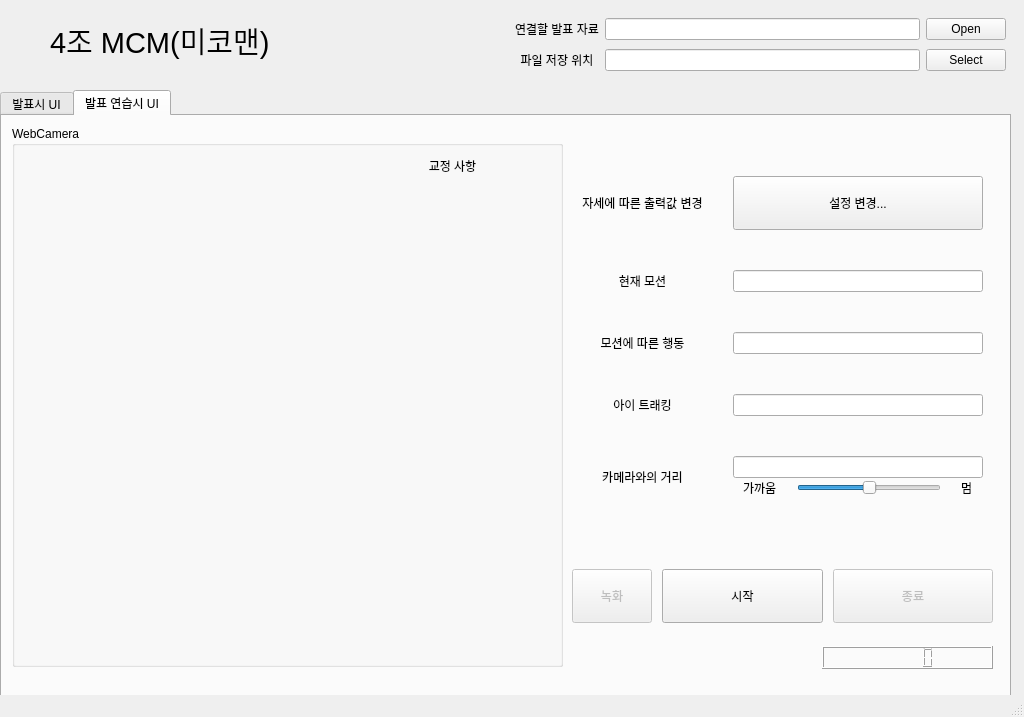
This is untitled.ui in ninanoninano/BitProject_MCM as Qt 5 draws it before an edit. The edited form follows.
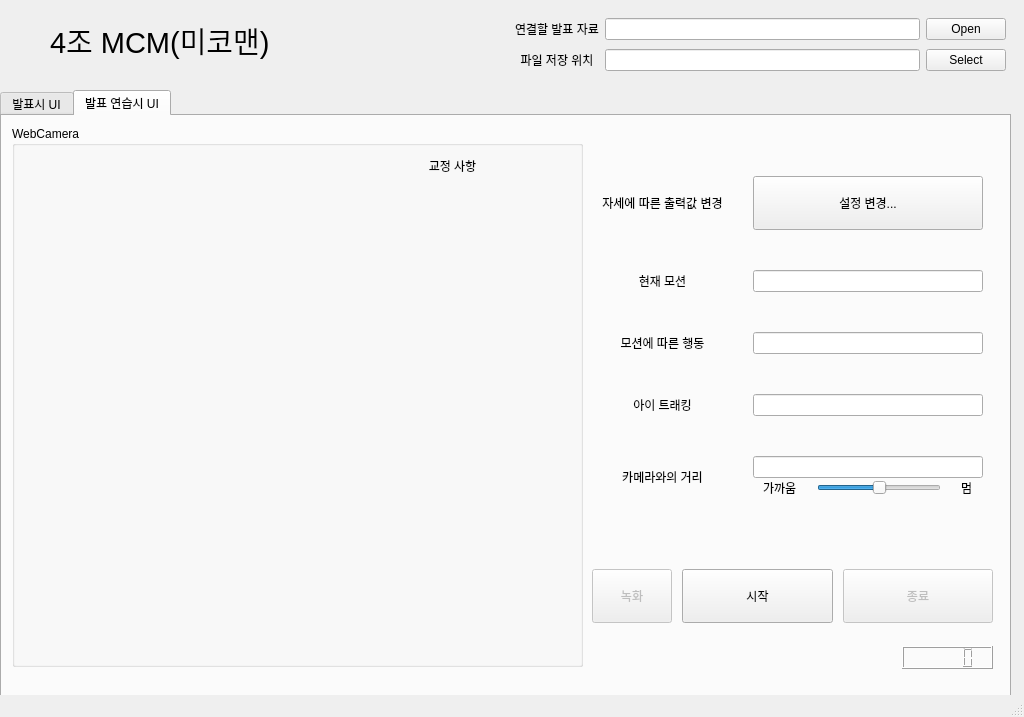
This is the edited form. The open tabs and pages were chosen to show the change.

Patch:
```diff
--- a/untitled.ui
+++ b/untitled.ui
@@ -389,9 +389,9 @@
      <widget class="QWidget" name="gridLayoutWidget_3">
       <property name="geometry">
        <rect>
-        <x>570</x>
+        <x>590</x>
         <y>30</y>
-        <width>421</width>
+        <width>401</width>
         <height>381</height>
        </rect>
       </property>
@@ -571,22 +571,12 @@
        </item>
       </layout>
      </widget>
-     <widget class="QLCDNumber" name="lcdNumber_2">
-      <property name="geometry">
-       <rect>
-        <x>820</x>
-        <y>530</y>
-        <width>171</width>
-        <height>23</height>
-       </rect>
-      </property>
-     </widget>
      <widget class="QGroupBox" name="groupBox_2">
       <property name="geometry">
        <rect>
         <x>10</x>
         <y>10</y>
-        <width>551</width>
+        <width>571</width>
         <height>541</height>
        </rect>
       </property>
@@ -598,7 +588,7 @@
         <rect>
          <x>10</x>
          <y>20</y>
-         <width>531</width>
+         <width>551</width>
          <height>511</height>
         </rect>
        </property>
@@ -629,9 +619,9 @@
      <widget class="QWidget" name="horizontalLayoutWidget_3">
       <property name="geometry">
        <rect>
-        <x>570</x>
+        <x>590</x>
         <y>440</y>
-        <width>421</width>
+        <width>401</width>
         <height>80</height>
        </rect>
       </property>
@@ -680,6 +670,16 @@
        </item>
       </layout>
      </widget>
+     <widget class="QLCDNumber" name="ptex_lcdNumber">
+      <property name="geometry">
+       <rect>
+        <x>900</x>
+        <y>530</y>
+        <width>91</width>
+        <height>23</height>
+       </rect>
+      </property>
+     </widget>
     </widget>
    </widget>
    <widget class="QLabel" name="label_3">
```
